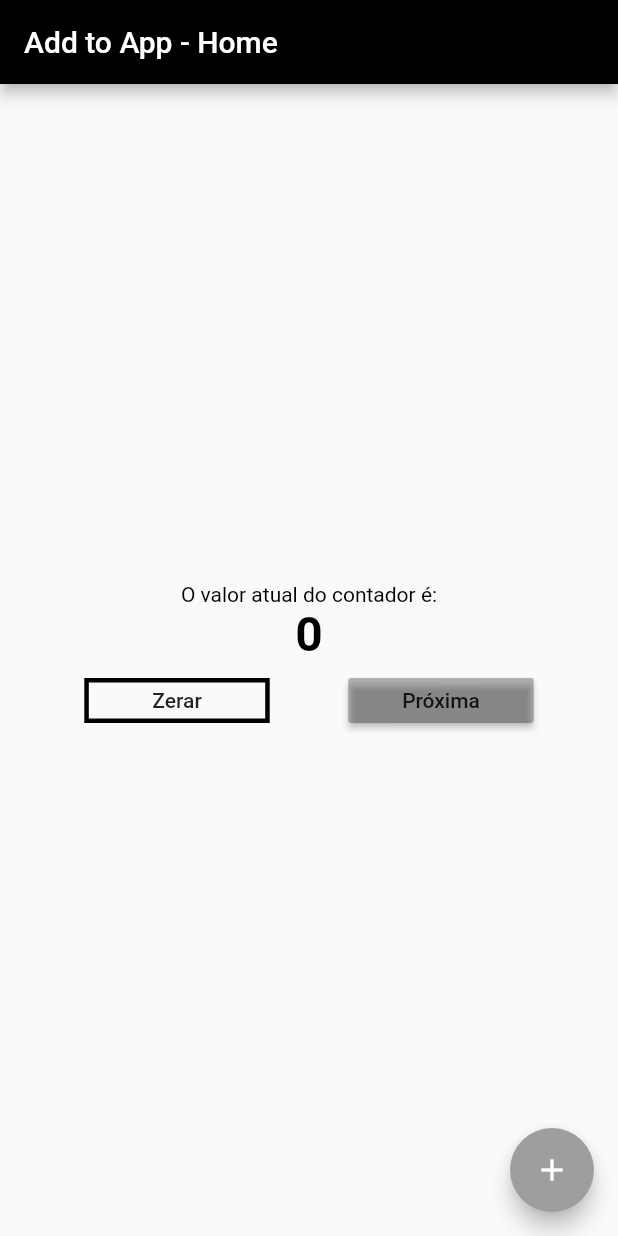
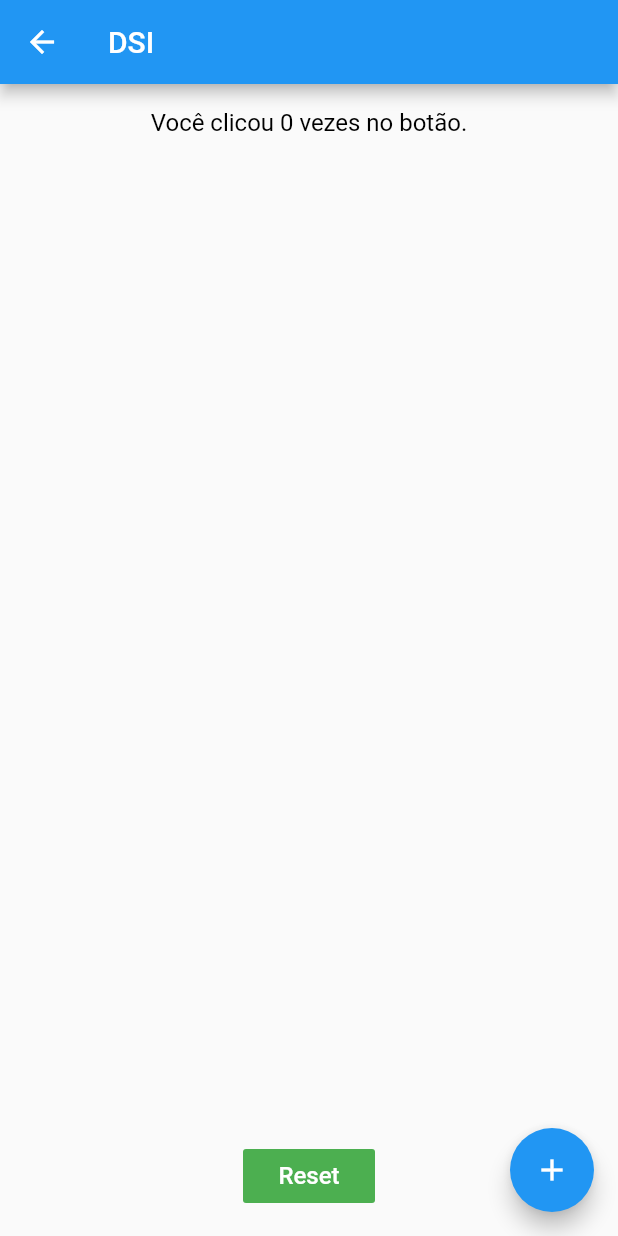
Before and after one commit to vini-ak/DSI_2020.4, a Flutter app: the screen it shows after launch, after a tap on "Próxima", on a phone screen of 412 x 824 dp. Run offline on Flutter 3.47's test engine with Material 2 defaults, Android fonts, the phone set to English and light mode, and no system bars.

Commit message:
Adicionando o botao de transiçao de tela e as imagens...

```diff
--- a/add_to_app/lib/buttons/nextScreenButton.dart
+++ b/add_to_app/lib/buttons/nextScreenButton.dart
@@ -1,12 +1,14 @@
 import 'package:flutter/material.dart';
 
 class NextScreenButton extends StatelessWidget {
+  final Function function;
+  const NextScreenButton({Key key, this.function}) : super(key: key);
   @override
   Widget build(BuildContext context) {
     return Container(
       width: MediaQuery.of(context).size.width * 0.3,
       height: 30,
-      child: RaisedButton(onPressed: () {}, child: Text("Próxima"), color: Colors.black26,),
+      child: RaisedButton(onPressed: this.function, child: Text("Próxima"), color: Colors.black26,),
     );
   }
 }
--- a/add_to_app/lib/home.dart
+++ b/add_to_app/lib/home.dart
@@ -3,6 +3,9 @@ import 'package:flutter/material.dart';
 // Buttons
 import './buttons/zerarCounterButton.dart';
 import './buttons/nextScreenButton.dart';
+
+// Página de Gabriel
+import './pageGabriel.dart';
 
 class Home extends StatefulWidget {
   final String title;
@@ -38,7 +41,7 @@ class _HomeState extends State<Home> {
               mainAxisAlignment: MainAxisAlignment.spaceAround,
               children: [
               ZerarCounterButton(zerarCounter: _zerarContador),
-              NextScreenButton(),
+              NextScreenButton(function: _gotoGabrielPage,),
             ],),
           ),
         ],
@@ -60,4 +63,8 @@ class _HomeState extends State<Home> {
     });
   }
 
+  void _gotoGabrielPage() {
+    Navigator.push(context, MaterialPageRoute(builder: (BuildContext context) => DSIPage(title: "DSI")));
+  }
+
 }
--- a/add_to_app/lib/pageGabriel.dart
+++ b/add_to_app/lib/pageGabriel.dart
@@ -0,0 +1,137 @@
+import 'dart:math';
+import 'dart:ui';
+
+import 'package:flutter/material.dart';
+
+class DSIPage extends StatefulWidget {
+  final String title;
+
+  DSIPage({Key key, this.title}) : super(key: key);
+
+  @override
+  _DSIPageState createState() => _DSIPageState();
+}
+
+class _DSIPageState extends State<DSIPage> {
+  final _warnings = [
+    'JÁ DEU BENÇA!',
+    'VAI QUEBRAR O CELULAR!',
+    'PARA VÉI!',
+    'QUE DEDO NERVOSO!',
+    'PRA QUE ISSO?!',
+  ];
+  int _counter = 0;
+
+  void _incrementCounter() {
+    setState(() {
+      _counter++;
+    });
+  }
+
+  void _resetCounter() {
+    setState(() {
+      _counter = 0;
+    });
+  }
+
+  String _getCountText() {
+    return 'Você clicou $_counter vezes no botão.';
+  }
+
+  String _getWarningText() {
+    String result = '';
+    if (_counter > 5) {
+      var idx = Random().nextInt(_warnings.length);
+      result = _warnings[idx];
+    }
+    return result;
+  }
+
+  String _getImageName() {
+    //abra o arquivo 'pubspec.yaml' e veja as entradas na seção 'assets'.
+    //para incluir novas imagens, basta incluir novas entradas nesta seção.
+    String result;
+    if (_counter == 0) {
+      result = '';
+    } else if (_counter > 5) {
+      result = 'images/jadeu.png';
+    } else if (_counter > 2) {
+      result = 'images/thug2.gif';
+    } else {
+      result = 'images/thug1.jpg';
+    }
+    return result;
+  }
+
+  @override
+  Widget build(BuildContext context) {
+    return Scaffold(
+      appBar: AppBar(
+        title: Row(
+          children: <Widget>[
+            Text(widget.title),
+            // Spacer(),
+            // Image(image: AssetImage('images/logo/bsi-white.png'), height: 32),
+          ],
+        ),
+      ),
+      body: Padding(
+        padding: const EdgeInsets.all(16.0),
+        child: Center(
+          child: Column(
+            children: <Widget>[
+              DSIMainBodyWidget(
+                  _getCountText(), _getWarningText(), _getImageName()),
+              Spacer(),
+              FlatButton(
+                onPressed: _resetCounter,
+                color: Colors.green,
+                child: Text(
+                  'Reset',
+                  style: TextStyle(color: Colors.white, fontSize: 16.0),
+                ),
+              )
+            ],
+          ),
+        ),
+      ),
+      floatingActionButton: FloatingActionButton(
+        onPressed: _incrementCounter,
+        tooltip: 'Increment',
+        child: Icon(Icons.add),
+      ), // This trailing comma makes auto-formatting nicer for build methods.
+    );
+  }
+}
+
+class DSIMainBodyWidget extends StatelessWidget {
+  final String _countText;
+  final String _warningText;
+  final String _image;
+  DSIMainBodyWidget(this._countText, this._warningText, this._image);
+
+  @override
+  Widget build(BuildContext context) {
+    return Column(
+      mainAxisAlignment: MainAxisAlignment.center,
+      children: <Widget>[
+        Text(
+          _countText,
+          style: TextStyle(color: Colors.black, fontSize: 16.0),
+        ),
+        SizedBox(height: 8.0),
+        if (_warningText.isNotEmpty)
+          Text(
+            _warningText,
+            style: TextStyle(color: Colors.red, fontSize: 24.0),
+          ),
+        SizedBox(height: 8.0),
+        if (_image.isNotEmpty)
+          Image(
+            image: AssetImage(_image),
+            height: 240,
+          ),
+      ],
+    );
+  }
+}
```
Also changed, not shown: add_to_app/pubspec.yaml (+5 -3 lines), add_to_app/images/jadeu.png (added), add_to_app/images/logo/bsi-black.png (added), add_to_app/images/logo/bsi-white.png (added), add_to_app/images/logo/bsi.png (added), add_to_app/images/thug1.jpg (added), add_to_app/images/thug2.gif (added).
